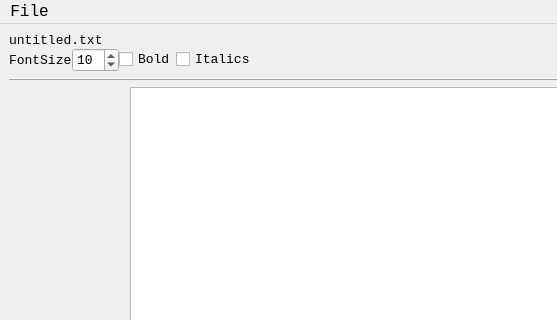
The window that typewriterpy/main.ui (hodge-py/TypeWriterPy) describes before a commit, drawn with Qt 5; both pictures show x 0 to 557 and y 0 to 320 of the 1010 by 799 pixel window.
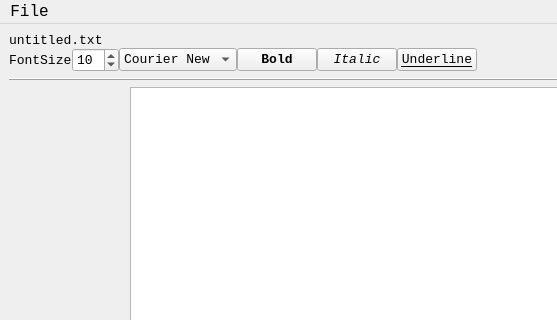
The same window after the commit.

```diff
--- a/typewriterpy/main.ui
+++ b/typewriterpy/main.ui
@@ -68,22 +68,74 @@
          </widget>
         </item>
         <item>
-         <widget class="QCheckBox" name="bold">
+         <widget class="QComboBox" name="fontBox">
           <property name="font">
            <font>
-            <weight>50</weight>
-            <bold>false</bold>
+            <family>Courier New</family>
+            <stylestrategy>PreferAntialias</stylestrategy>
            </font>
+          </property>
+          <property name="currentText">
+           <string>Courier New</string>
+          </property>
+          <item>
+           <property name="text">
+            <string>Courier New</string>
+           </property>
+          </item>
+          <item>
+           <property name="text">
+            <string>Times</string>
+           </property>
+          </item>
+         </widget>
+        </item>
+        <item>
+         <widget class="QPushButton" name="bold">
+          <property name="font">
+           <font>
+            <weight>75</weight>
+            <bold>true</bold>
+           </font>
+          </property>
+          <property name="styleSheet">
+           <string notr="true"/>
           </property>
           <property name="text">
            <string>Bold</string>
           </property>
+          <property name="checkable">
+           <bool>true</bool>
+          </property>
          </widget>
         </item>
         <item>
-         <widget class="QCheckBox" name="italic">
+         <widget class="QPushButton" name="italic">
+          <property name="font">
+           <font>
+            <italic>true</italic>
+           </font>
+          </property>
           <property name="text">
-           <string>Italics</string>
+           <string>Italic</string>
+          </property>
+          <property name="checkable">
+           <bool>true</bool>
+          </property>
+         </widget>
+        </item>
+        <item>
+         <widget class="QPushButton" name="underline">
+          <property name="font">
+           <font>
+            <underline>true</underline>
+           </font>
+          </property>
+          <property name="text">
+           <string>Underline</string>
+          </property>
+          <property name="checkable">
+           <bool>true</bool>
           </property>
          </widget>
         </item>
```
